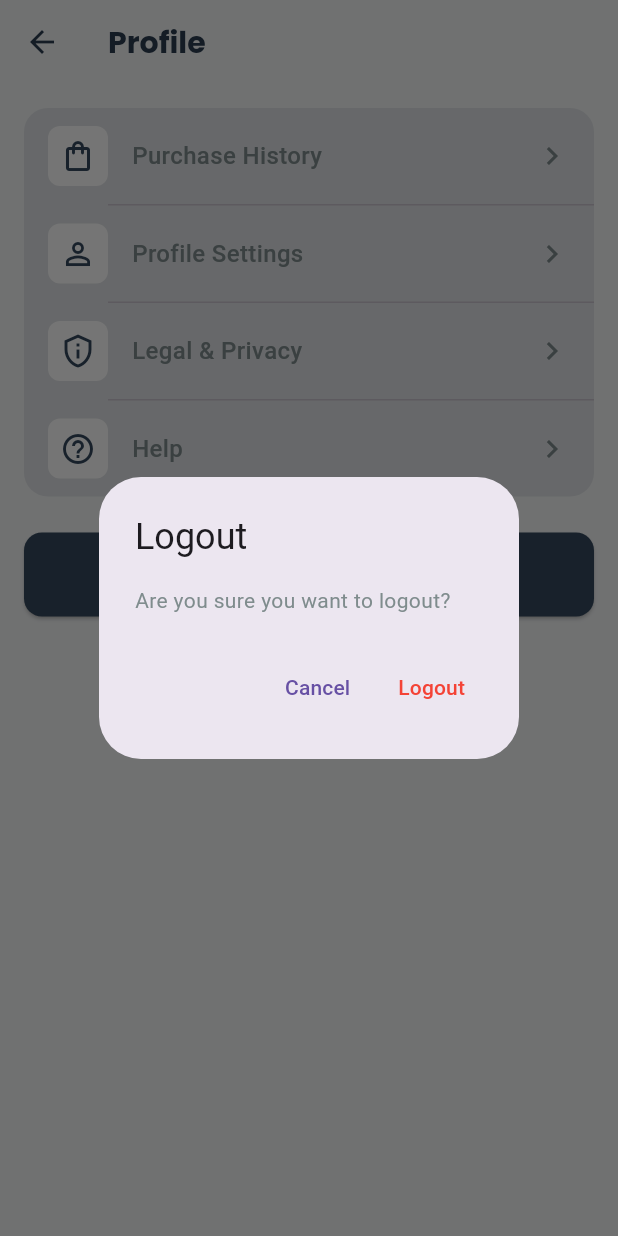
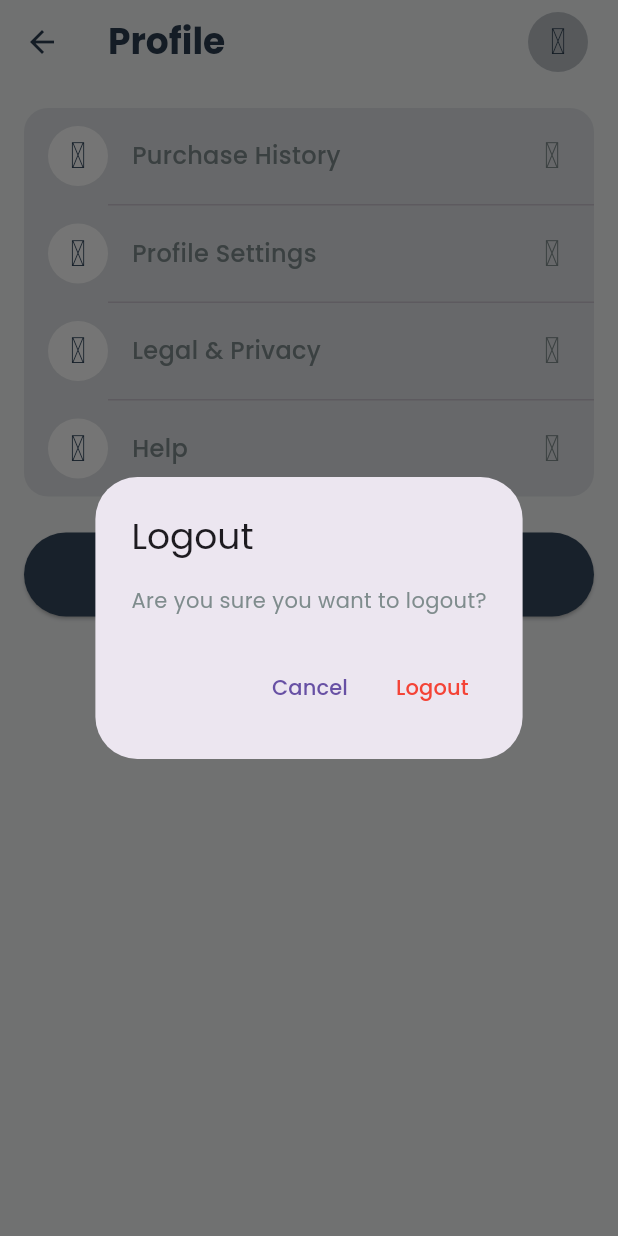
Before and after one commit to Arspn0/Book_Store, a Flutter app: the ProfilePage screen opened directly, after a tap on "Logout", on a phone screen of 412 x 824 dp. Run offline on Flutter 3.47's test engine with Material 3 defaults, Android fonts, the phone set to English and light mode, and no system bars; our stand-ins replace iconsax.

Commit message:
change : font and icon style

```diff
--- a/lib/pages/favorite_page.dart
+++ b/lib/pages/favorite_page.dart
@@ -24,7 +24,7 @@ class FavoritesPage extends StatelessWidget {
               'Favorites',
               style: TextStyle(
                 color: AppColors.text,
-                fontSize: 20,
+                fontSize: 24,
                 fontWeight: FontWeight.bold,
               ),
             ),
--- a/lib/pages/profile_page.dart
+++ b/lib/pages/profile_page.dart
@@ -1,5 +1,5 @@
-// profile_page.dart
 import 'package:flutter/material.dart';
+import 'package:iconsax/iconsax.dart';
 import '../data/colors.dart';
 
 class ProfilePage extends StatelessWidget {
@@ -12,13 +12,25 @@ class ProfilePage extends StatelessWidget {
       appBar: AppBar(
         backgroundColor: AppColors.background,
         elevation: 0,
-        title: const Text(
-          'Profile',
-          style: TextStyle(
-            color: AppColors.text,
-            fontSize: 20,
-            fontWeight: FontWeight.bold,
-          ),
+        title: Row(
+          children: [
+            Text(
+              'Profile',
+              style: TextStyle(
+                color: AppColors.text,
+                fontSize: 24,
+                fontWeight: FontWeight.bold,
+              ),
+            ),
+            const Spacer(),
+            IconButton(
+              icon: const Icon(Iconsax.setting_2),
+              onPressed: () {},
+              style: ButtonStyle(
+                backgroundColor: MaterialStateProperty.all(AppColors.accent),
+              ),
+            ),
+          ],
         ),
       ),
       body: Padding(
@@ -34,7 +46,7 @@ class ProfilePage extends StatelessWidget {
               child: Column(
                 children: [
                   _buildMenuItem(
-                    icon: Icons.shopping_bag_outlined,
+                    icon: Iconsax.shopping_bag,
                     title: 'Purchase History',
                     onTap: () {
                       // Navigate to Purchase History
@@ -42,7 +54,7 @@ class ProfilePage extends StatelessWidget {
                   ),
                   const Divider(height: 1, indent: 56),
                   _buildMenuItem(
-                    icon: Icons.person_outline,
+                    icon: Iconsax.user,
                     title: 'Profile Settings',
                     onTap: () {
                       // Navigate to Profile Settings
@@ -50,7 +62,7 @@ class ProfilePage extends StatelessWidget {
                   ),
                   const Divider(height: 1, indent: 56),
                   _buildMenuItem(
-                    icon: Icons.privacy_tip_outlined,
+                    icon: Iconsax.security_user,
                     title: 'Legal & Privacy',
                     onTap: () {
                       // Navigate to Legal & Privacy
@@ -58,7 +70,7 @@ class ProfilePage extends StatelessWidget {
                   ),
                   const Divider(height: 1, indent: 56),
                   _buildMenuItem(
-                    icon: Icons.help_outline,
+                    icon: Iconsax.information,
                     title: 'Help',
                     onTap: () {
                       // Navigate to Help
@@ -77,21 +89,40 @@ class ProfilePage extends StatelessWidget {
                   showDialog(
                     context: context,
                     builder: (context) => AlertDialog(
-                      title: const Text('Logout'),
-                      content: const Text('Are you sure you want to logout?'),
+                      title: const Text(
+                        'Logout',
+                        style: TextStyle(
+                          fontFamily: "Poppins",
+                        ),
+                      ),
+                      content: const Text(
+                        'Are you sure you want to logout?',
+                        style: TextStyle(
+                          fontFamily: "Poppins",
+                        ),
+                      ),
                       actions: [
                         TextButton(
                           onPressed: () => Navigator.pop(context),
-                          child: const Text('Cancel'),
+                          child: const Text(
+                            'Cancel',
+                            style: TextStyle(
+                              fontFamily: "Poppins",
+                            ),
+                          ),
                         ),
                         TextButton(
                           onPressed: () {
-                            // Implement logout logic here
-                            Navigator.pop(context);
+                            // Navigator.push(
+                            //   context,
+                            //   MaterialPageRoute(
+                            //       builder: (context) => const LoginPage()),
+                            // );
                           },
                           child: const Text(
                             'Logout',
-                            style: TextStyle(color: Colors.red),
+                            style: TextStyle(
+                                fontFamily: "Poppins", color: Colors.red),
                           ),
                         ),
                       ],
@@ -102,7 +133,7 @@ class ProfilePage extends StatelessWidget {
                   backgroundColor: AppColors.secondary,
                   padding: const EdgeInsets.symmetric(vertical: 16),
                   shape: RoundedRectangleBorder(
-                    borderRadius: BorderRadius.circular(12),
+                    borderRadius: BorderRadius.circular(35),
                   ),
                 ),
                 child: const Text(
@@ -136,7 +167,7 @@ class ProfilePage extends StatelessWidget {
               padding: const EdgeInsets.all(8),
               decoration: BoxDecoration(
                 color: Colors.white,
-                borderRadius: BorderRadius.circular(8),
+                borderRadius: BorderRadius.circular(35),
               ),
               child: Icon(
                 icon,
@@ -149,13 +180,14 @@ class ProfilePage extends StatelessWidget {
               child: Text(
                 title,
                 style: const TextStyle(
+                  fontFamily: "Poppins",
                   fontSize: 16,
                   fontWeight: FontWeight.w500,
                 ),
               ),
             ),
             const Icon(
-              Icons.chevron_right,
+              Iconsax.arrow_right_34,
               color: AppColors.textLight,
             ),
           ],
--- a/lib/provider/wishlist_provider.dart
+++ b/lib/provider/wishlist_provider.dart
@@ -1,4 +1,3 @@
-// wishlist_provider.dart
 import 'package:flutter/foundation.dart';
 import '../models/book.dart';
 
```
Also changed, not shown: lib/pages/cart_page.dart (+43 -14 lines), lib/pages/home_page.dart (+10 -1 lines), lib/pages/login_page.dart (+26 -5 lines), lib/pages/whistlist_page.dart (+12 -4 lines), lib/widgets/book_card.dart (+5 -4 lines), lib/widgets/book_panel.dart (+30 -10 lines).
